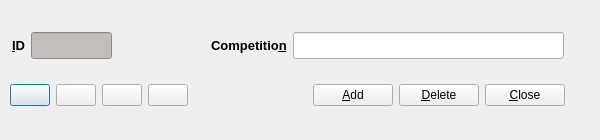
Qt form code/pyqt/gui/competition_entry.ui (soccermetrics/marcotti-desktop) before a commit.
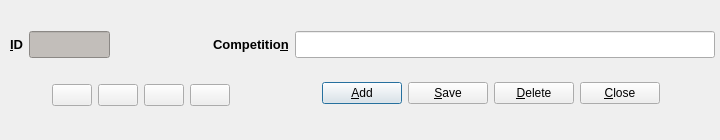
The same form after that commit. Icons and pictures are not drawn.

Commit message: Added Save button to UIs, rebuilt autocoded Python files (#13)

```diff
--- a/code/pyqt/gui/competition_entry.ui
+++ b/code/pyqt/gui/competition_entry.ui
@@ -6,36 +6,130 @@
    <rect>
     <x>0</x>
     <y>0</y>
-    <width>600</width>
+    <width>720</width>
     <height>140</height>
    </rect>
   </property>
   <property name="minimumSize">
    <size>
-    <width>600</width>
+    <width>720</width>
     <height>140</height>
    </size>
   </property>
   <property name="maximumSize">
    <size>
-    <width>640</width>
-    <height>180</height>
+    <width>720</width>
+    <height>140</height>
    </size>
   </property>
   <property name="windowTitle">
    <string>Competition Entry</string>
   </property>
-  <widget class="QWidget" name="layoutWidget">
+  <widget class="QWidget" name="">
    <property name="geometry">
     <rect>
-     <x>12</x>
-     <y>20</y>
-     <width>552</width>
+     <x>270</x>
+     <y>68</y>
+     <width>441</width>
      <height>51</height>
     </rect>
    </property>
    <layout class="QHBoxLayout" name="horizontalLayout">
     <item>
+     <spacer name="horizontalSpacer_3">
+      <property name="orientation">
+       <enum>Qt::Horizontal</enum>
+      </property>
+      <property name="sizeHint" stdset="0">
+       <size>
+        <width>13</width>
+        <height>20</height>
+       </size>
+      </property>
+     </spacer>
+    </item>
+    <item>
+     <widget class="QPushButton" name="addEntry">
+      <property name="toolTip">
+       <string>Add Entry</string>
+      </property>
+      <property name="text">
+       <string>&amp;Add</string>
+      </property>
+      <property name="icon">
+       <iconset>
+        <normaloff>images/add.png</normaloff>images/add.png</iconset>
+      </property>
+     </widget>
+    </item>
+    <item>
+     <widget class="QPushButton" name="saveEntry">
+      <property name="toolTip">
+       <string>Delete Entry</string>
+      </property>
+      <property name="text">
+       <string>&amp;Save</string>
+      </property>
+      <property name="icon">
+       <iconset resource="fmrd_resources.qrc">
+        <normaloff>:/images/save.png</normaloff>:/images/save.png</iconset>
+      </property>
+     </widget>
+    </item>
+    <item>
+     <widget class="QPushButton" name="deleteEntry">
+      <property name="toolTip">
+       <string>Delete Entry</string>
+      </property>
+      <property name="text">
+       <string>&amp;Delete</string>
+      </property>
+      <property name="icon">
+       <iconset>
+        <normaloff>images/delete.png</normaloff>images/delete.png</iconset>
+      </property>
+     </widget>
+    </item>
+    <item>
+     <widget class="QPushButton" name="closeButton">
+      <property name="toolTip">
+       <string>Close Window</string>
+      </property>
+      <property name="text">
+       <string>&amp;Close</string>
+      </property>
+      <property name="icon">
+       <iconset>
+        <normaloff>images/quit.png</normaloff>images/quit.png</iconset>
+      </property>
+     </widget>
+    </item>
+    <item>
+     <spacer name="horizontalSpacer_4">
+      <property name="orientation">
+       <enum>Qt::Horizontal</enum>
+      </property>
+      <property name="sizeHint" stdset="0">
+       <size>
+        <width>13</width>
+        <height>20</height>
+       </size>
+      </property>
+     </spacer>
+    </item>
+   </layout>
+  </widget>
+  <widget class="QWidget" name="">
+   <property name="geometry">
+    <rect>
+     <x>10</x>
+     <y>21</y>
+     <width>705</width>
+     <height>48</height>
+    </rect>
+   </property>
+   <layout class="QHBoxLayout" name="horizontalLayout_3">
+    <item>
      <widget class="QLabel" name="label">
       <property name="text">
        <string>&lt;!DOCTYPE HTML PUBLIC &quot;-//W3C//DTD HTML 4.0//EN&quot; &quot;http://www.w3.org/TR/REC-html40/strict.dtd&quot;&gt;
@@ -72,8 +166,8 @@
       </property>
       <property name="sizeHint" stdset="0">
        <size>
-        <width>78</width>
-        <height>20</height>
+        <width>68</width>
+        <height>46</height>
        </size>
       </property>
      </spacer>
@@ -96,7 +190,13 @@
      <widget class="QLineEdit" name="competitionEdit">
       <property name="minimumSize">
        <size>
-        <width>271</width>
+        <width>420</width>
+        <height>27</height>
+       </size>
+      </property>
+      <property name="maximumSize">
+       <size>
+        <width>420</width>
         <height>27</height>
        </size>
       </property>
@@ -107,7 +207,7 @@
     </item>
    </layout>
   </widget>
-  <widget class="QWidget" name="layoutWidget">
+  <widget class="QWidget" name="">
    <property name="geometry">
     <rect>
      <x>10</x>
@@ -117,6 +217,19 @@
     </rect>
    </property>
    <layout class="QHBoxLayout" name="horizontalLayout_2">
+    <item>
+     <spacer name="horizontalSpacer_5">
+      <property name="orientation">
+       <enum>Qt::Horizontal</enum>
+      </property>
+      <property name="sizeHint" stdset="0">
+       <size>
+        <width>18</width>
+        <height>20</height>
+       </size>
+      </property>
+     </spacer>
+    </item>
     <item>
      <widget class="QPushButton" name="firstEntry">
       <property name="toolTip">
@@ -188,73 +301,6 @@
     </item>
    </layout>
   </widget>
-  <widget class="QWidget" name="layoutWidget">
-   <property name="geometry">
-    <rect>
-     <x>290</x>
-     <y>70</y>
-     <width>275</width>
-     <height>51</height>
-    </rect>
-   </property>
-   <layout class="QHBoxLayout" name="horizontalLayout_3">
-    <item>
-     <spacer name="horizontalSpacer_3">
-      <property name="orientation">
-       <enum>Qt::Horizontal</enum>
-      </property>
-      <property name="sizeHint" stdset="0">
-       <size>
-        <width>13</width>
-        <height>20</height>
-       </size>
-      </property>
-     </spacer>
-    </item>
-    <item>
-     <widget class="QPushButton" name="addEntry">
-      <property name="toolTip">
-       <string>Add Entry</string>
-      </property>
-      <property name="text">
-       <string>&amp;Add</string>
-      </property>
-      <property name="icon">
-       <iconset resource="fmrd_resources.qrc">
-        <normaloff>:/images/add.png</normaloff>:/images/add.png</iconset>
-      </property>
-     </widget>
-    </item>
-    <item>
-     <widget class="QPushButton" name="deleteEntry">
-      <property name="toolTip">
-       <string>Delete Entry</string>
-      </property>
-      <property name="text">
-       <string>&amp;Delete</string>
-      </property>
-      <property name="icon">
-       <iconset resource="fmrd_resources.qrc">
-        <normaloff>:/images/delete.png</normaloff>:/images/delete.png</iconset>
-      </property>
-     </widget>
-    </item>
-    <item>
-     <widget class="QPushButton" name="closeButton">
-      <property name="toolTip">
-       <string>Close Window</string>
-      </property>
-      <property name="text">
-       <string>&amp;Close</string>
-      </property>
-      <property name="icon">
-       <iconset resource="fmrd_resources.qrc">
-        <normaloff>:/images/quit.png</normaloff>:/images/quit.png</iconset>
-      </property>
-     </widget>
-    </item>
-   </layout>
-  </widget>
  </widget>
  <resources>
   <include location="fmrd_resources.qrc"/>
```
The commit also changes 52 other files.
